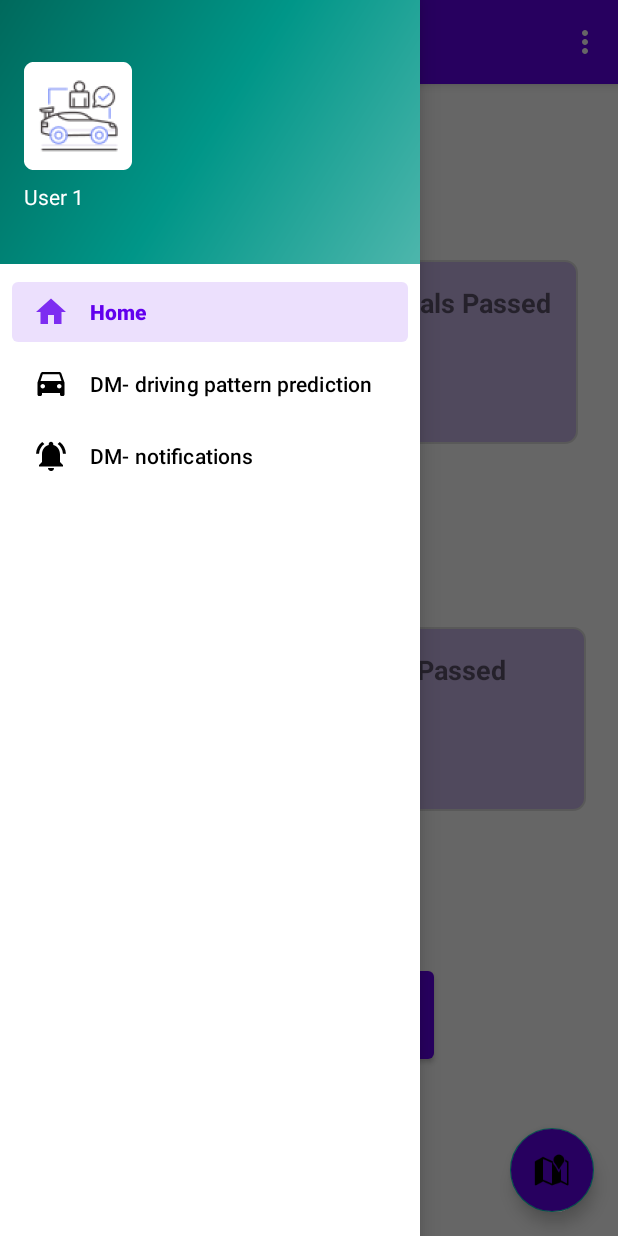
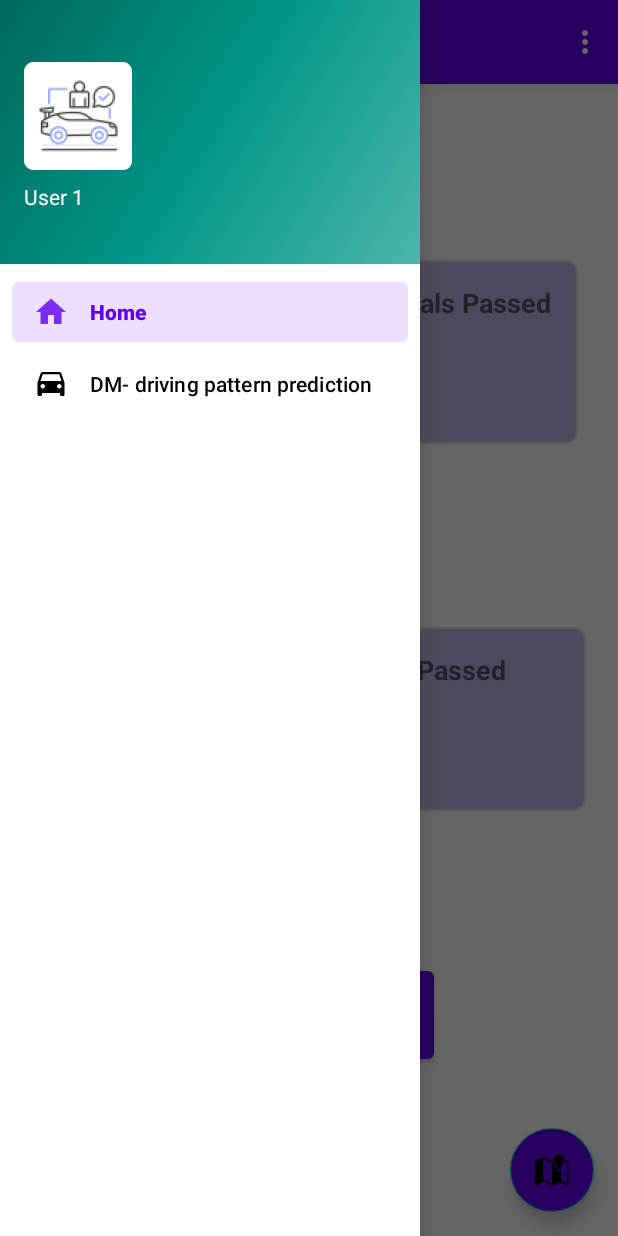
Before and after one commit to snehalchaudhari98/Guardian_SafeDrive, an Android app: the screen it shows after launch (MainActivity), with the side drawer open, on a phone screen of 412 x 824 dp. Run offline under Robolectric (Android 15) with nearby library versions, the light colour scheme and no system bars; our stand-ins replace Firebase (no records; nobody signed in at launch, a user with empty details on screens opened directly), navigation-ui; 5 statements that could not run were skipped.

Commit message:
XML changes

```diff
--- a/app/src/main/res/layout/fragment_drive_pattern.xml
+++ b/app/src/main/res/layout/fragment_drive_pattern.xml
@@ -125,7 +125,7 @@ tools:context=".ui.drivingpattern.DrivePatternFragment">
         android:text="TextView"
         android:textAlignment="center"
         android:textColor="@android:color/background_light"
-        android:textSize="18sp"
+        android:textSize="15sp"
         android:visibility="gone" />
 
     <TextView
@@ -140,7 +140,7 @@ tools:context=".ui.drivingpattern.DrivePatternFragment">
         android:text="TextView"
         android:textAlignment="center"
         android:textColor="@android:color/background_light"
-        android:textSize="18sp"
+        android:textSize="15sp"
         android:visibility="gone" />
 
 
--- a/app/src/main/res/menu/activity_main_drawer.xml
+++ b/app/src/main/res/menu/activity_main_drawer.xml
@@ -28,9 +28,9 @@
             android:icon="@drawable/nav_drivingpattern"
             android:title="@string/menu_drivingpattern" />
 
-        <item
-            android:id="@+id/nav_notifications"
-            android:icon="@drawable/nav_notifications"
-            android:title="@string/menu_notifications" />
+<!--        <item-->
+<!--            android:id="@+id/nav_notifications"-->
+<!--            android:icon="@drawable/nav_notifications"-->
+<!--            android:title="@string/menu_notifications" />-->
     </group>
 </menu>
```
